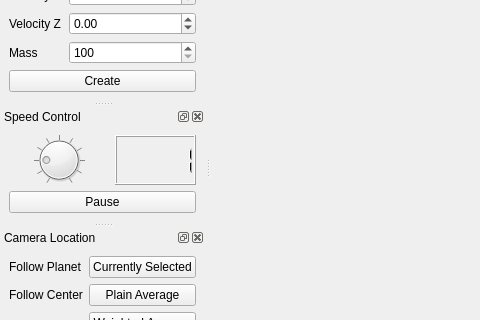
Qt form forms/mainwindow.ui (chipgw/planets-3d) before a commit; both pictures show x 0 to 480 and y 209 to 529 of the 800 by 726 pixel window.
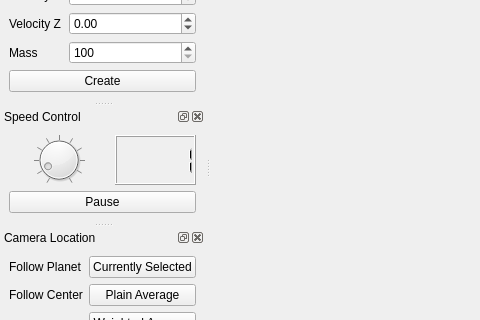
The same form after that commit. Icons and pictures are not drawn. Custom widgets are drawn as their Qt base class.

Commit message: fixed speed_Dial default value. some cleanup.

```diff
--- a/forms/mainwindow.ui
+++ b/forms/mainwindow.ui
@@ -236,7 +236,7 @@
         <number>500</number>
        </property>
        <property name="value">
-        <number>100</number>
+        <number>50</number>
        </property>
        <property name="notchTarget">
         <double>50.000000000000000</double>
```
The commit also changes 1 other file.
